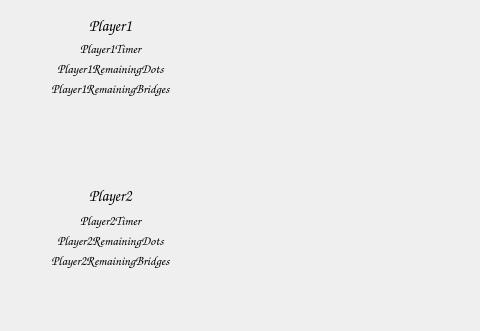
Before: the Qt Designer form app/GameScreenWidget.ui in onisimm/Cookie-Byte-10LF323, drawn with Qt 5; both pictures show x 0 to 480 and y 280 to 611 of the 800 by 700 pixel window.
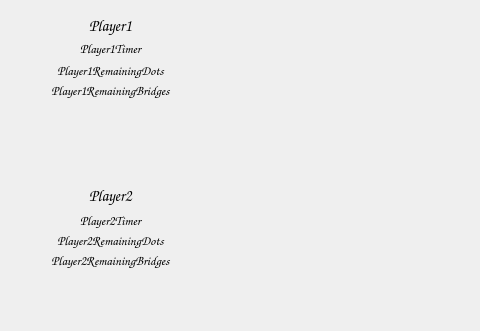
After: the same form once the commit is applied.

```diff
--- a/app/GameScreenWidget.ui
+++ b/app/GameScreenWidget.ui
@@ -209,7 +209,7 @@
      <x>30</x>
      <y>340</y>
      <width>161</width>
-     <height>16</height>
+     <height>21</height>
     </rect>
    </property>
    <property name="font">
@@ -231,7 +231,7 @@
      <x>30</x>
      <y>360</y>
      <width>161</width>
-     <height>16</height>
+     <height>21</height>
     </rect>
    </property>
    <property name="font">
@@ -253,7 +253,7 @@
      <x>30</x>
      <y>510</y>
      <width>161</width>
-     <height>20</height>
+     <height>21</height>
     </rect>
    </property>
    <property name="font">
@@ -275,7 +275,7 @@
      <x>30</x>
      <y>530</y>
      <width>161</width>
-     <height>20</height>
+     <height>21</height>
     </rect>
    </property>
    <property name="font">
```
